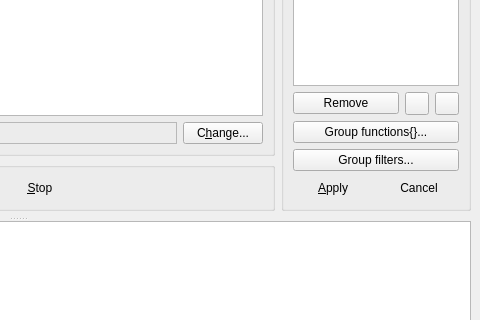
Above: coquery/gui/ui/coquery.ui from gkunter/coquery before the change; both pictures show x 445 to 925 and y 361 to 681 of the 925 by 845 pixel window. Below: the same form after it.
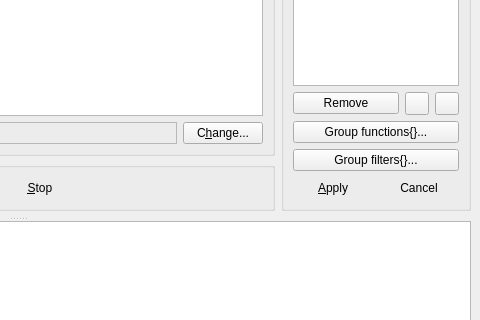
That is the form after the change. The open tabs and pages were chosen to show the change. Icons and pictures are not drawn. Custom widgets are drawn as their Qt base class.

```diff
--- a/coquery/gui/ui/coquery.ui
+++ b/coquery/gui/ui/coquery.ui
@@ -661,7 +661,7 @@
                <item>
                 <widget class="QPushButton" name="button_group_filters">
                  <property name="text">
-                  <string>Group filters...</string>
+                  <string>Group filters{}...</string>
                  </property>
                 </widget>
                </item>
```
Left out of the diff: 98 changed lines with no effect on the pictures.
